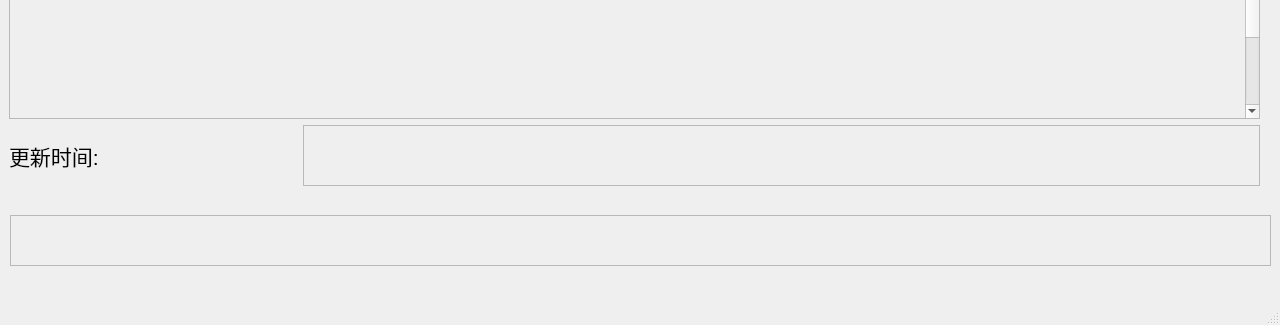
aa123Eason/workcode, file qt-app-master/mainwindow.ui: the form before one commit; both pictures show x 0 to 1280 and y 475 to 800 of the 1280 by 800 pixel window.
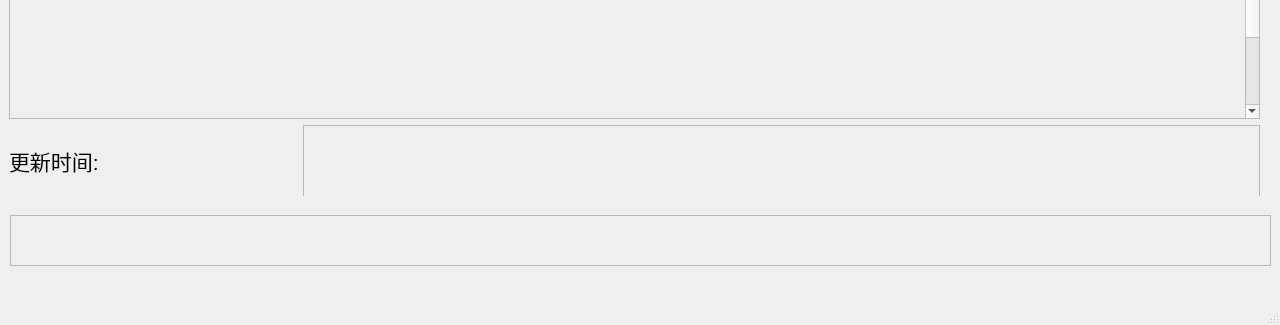
The form after the commit. The open tabs and pages were chosen to show the change. Icons and pictures are not drawn.

Diff of the .ui file:
```diff
--- a/qt-app-master/mainwindow.ui
+++ b/qt-app-master/mainwindow.ui
@@ -205,13 +205,13 @@
        </property>
       </widget>
      </widget>
-     <widget class="QWidget" name="">
+     <widget class="QWidget" name="layoutWidget">
       <property name="geometry">
        <rect>
         <x>10</x>
         <y>530</y>
         <width>1251</width>
-        <height>61</height>
+        <height>72</height>
        </rect>
       </property>
       <layout class="QHBoxLayout" name="horizontalLayout" stretch="0,1,5">
@@ -272,7 +272,7 @@
             <x>0</x>
             <y>0</y>
             <width>954</width>
-            <height>57</height>
+            <height>68</height>
            </rect>
           </property>
           <property name="sizePolicy">
```
Left out of the diff: 6 changed lines with no effect on the pictures.
